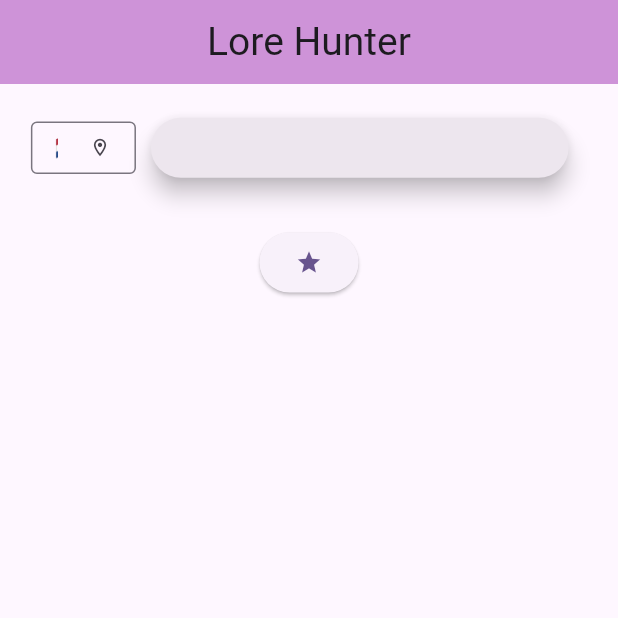
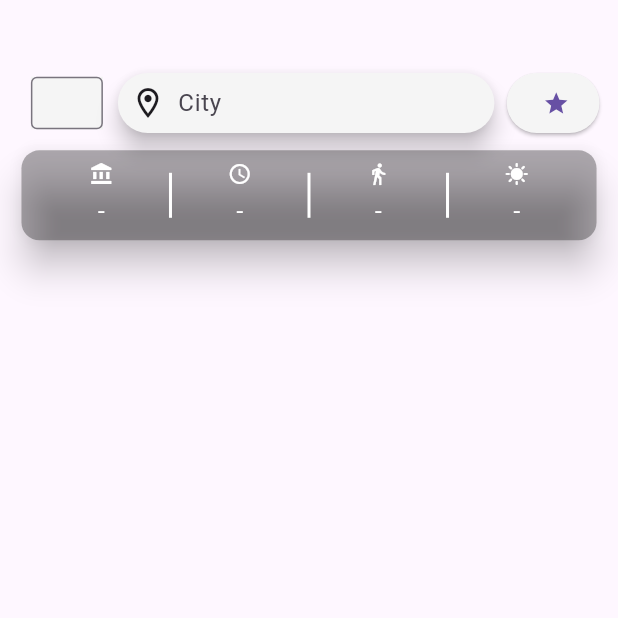
Before and after one commit to gawdam/Lorehunter, a Flutter app: the screen it shows after launch, on a phone screen of 412 x 824 dp, the top half of it. Run offline on Flutter 3.47's test engine with Material 3 defaults, Android fonts, the phone set to English and light mode, and no system bars; drawn by our look-alikes of dropdown_search; our stand-ins replace carousel_slider, csc_picker, flutter_dotenv, flutter_riverpod, google_generative_ai, google_maps_flutter and 1 more; missing offline and left inert: country_flags, flutter_polyline_points; network calls fail; statements that could not run were skipped.

Commit message:
Updated infocard

```diff
--- a/lib/main.dart
+++ b/lib/main.dart
@@ -11,29 +11,12 @@ void main() {
 class MyApp extends StatelessWidget {
   const MyApp({super.key});
 
-  // This widget is the root of your application.
   @override
   Widget build(BuildContext context) {
     return ProviderScope(
       child: MaterialApp(
         title: 'Flutter Demo',
         theme: ThemeData(
-          // This is the theme of your application.
-          //
-          // TRY THIS: Try running your application with "flutter run". You'll see
-          // the application has a purple toolbar. Then, without quitting the app,
-          // try changing the seedColor in the colorScheme below to Colors.green
-          // and then invoke "hot reload" (save your changes or press the "hot
-          // reload" button in a Flutter-supported IDE, or press "r" if you used
-          // the command line to start the app).
-          //
-          // Notice that the counter didn't reset back to zero; the application
-          // state is not lost during the reload. To reset the state, use hot
-          // restart instead.
-          //
-          // This works for code too, not just values: Most code changes can be
-          // tested with just a hot reload.
-          colorScheme: ColorScheme.fromSeed(seedColor: Colors.deepPurple),
           useMaterial3: true,
         ),
         home: const MyHomePage(title: 'Flutter Demo Home Page'),
--- a/lib/providers/location_provider.dart
+++ b/lib/providers/location_provider.dart
@@ -62,4 +62,4 @@ final countryListProvider = StateProvider<List<String>>((ref) {
 final selectedCityProvider = StateProvider<String?>((ref) => "Amsterdam");
 
 // State provider for selected country
-final selectedCountryProvider = StateProvider<String?>((ref) => "🇳🇱");
+final selectedCountryProvider = StateProvider<String?>((ref) => "NL");
--- a/lib/screens/homepage.dart
+++ b/lib/screens/homepage.dart
@@ -8,6 +8,7 @@ import 'package:csc_picker/csc_picker.dart';
 import 'package:lorehunter/providers/location_provider.dart';
 import 'package:lorehunter/routes/geocoding.dart';
 import 'package:lorehunter/routes/routes.dart';
+import 'package:lorehunter/widgets/info_card.dart';
 import 'package:lorehunter/widgets/itinerary.dart';
 import 'package:lorehunter/widgets/location_picker.dart';
 
@@ -43,6 +44,9 @@ class _MyHomePageState extends ConsumerState<MyHomePage> {
   String apiKey = '';
   late GenerativeModel model;
   List<String>? places;
+  String? distance;
+  String? duration;
+  String? time;
 
   String? cityValue = "";
 
@@ -92,6 +96,9 @@ class _MyHomePageState extends ConsumerState<MyHomePage> {
     setState(() {
       chatHistory = "${response['places']}\n";
       places = List<String>.from(response['places'] as List);
+      distance = response['distance'][0];
+      duration = response['total_time'];
+      time = response['best_experienced_at'];
     });
   }
 
@@ -109,49 +116,85 @@ class _MyHomePageState extends ConsumerState<MyHomePage> {
 
     return ProviderScope(
       child: Scaffold(
-        appBar: AppBar(
-          title: Text(
-            "Lore Hunter",
-            style: TextStyle(fontSize: 26),
-            textAlign: TextAlign.center,
+        resizeToAvoidBottomInset: false,
+        // appBar: AppBar(
+        //   title: Text(
+        //     "Lore Hunter",
+        //     style: TextStyle(fontSize: 26),
+        //     textAlign: TextAlign.center,
+        //   ),
+        //   centerTitle: true,
+        //   backgroundColor: Colors.purple[200],
+        // ),
+        body: Center(
+          child: Stack(
+            children: [
+              places == null
+                  ? Container()
+                  : Container(
+                      width: MediaQuery.sizeOf(context).width * 1,
+                      height: MediaQuery.sizeOf(context).height * 1,
+                      child: Routes(places: places!)),
+              Column(
+                crossAxisAlignment: CrossAxisAlignment.center,
+                children: [
+                  SizedBox(
+                    height: MediaQuery.sizeOf(context).height * 0.05,
                   ),
-          centerTitle: true,
-          backgroundColor: Colors.purple[200],
+                  Row(
+                    children: [
+                      SizedBox(
+                        width: MediaQuery.sizeOf(context).width * 0.05,
                       ),
-        body: Column(
-          children: [
                       LocationPicker(),
                       SizedBox(
-              height: 10,
+                        width: MediaQuery.sizeOf(context).width * 0.02,
                       ),
-            ElevatedButton(
-                // style: ButtonStyle(mi),
+                      Container(
+                        width: MediaQuery.sizeOf(context).width * 0.15,
+                        child: ElevatedButton(
+                            style: ElevatedButton.styleFrom(
+                                backgroundColor: Colors.grey[100]),
                             onPressed: () {
                               sendMessage(cityValue!);
                             },
                             child: Icon(Icons.star)),
-            places == null
-                ? Container()
-                : Container(
-                    width: 300, height: 200, child: Routes(places: places!)),
-            Expanded(
-              child: Container(
-                padding: EdgeInsets.all(16),
-                // child: SelectableText(
-                //   chatHistory,
-                //   style: TextStyle(fontSize: 16),
-                // ),
-              ),
-            ),
-            Builder(
-              builder: (context) {
-                if (places != null) {
-                  return Itinerary(places: places!);
-                }
-                return Container();
-              },
                       ),
                     ],
+                  ),
+                  const SizedBox(
+                      // height: MediaQuery.sizeOf(context).height * 0.03,
+                      ),
+                  InfoCard(
+                    cardValues: [
+                      places?.length.toString() ?? null,
+                      duration,
+                      distance,
+                      time
+                    ],
+                  ),
+
+                  // Expanded(
+                  //   child: Container(
+                  //     padding: EdgeInsets.all(16),
+                  //     // child: SelectableText(
+                  //     //   chatHistory,
+                  //     //   style: TextStyle(fontSize: 16),
+                  //     // ),
+                  //   ),
+                  // ),
+                  // Builder(
+                  //   builder: (context) {
+                  //     if (places != null) {
+                  //       return Itinerary(places: places!);
+                  //     }
+                  //     return Container();
+                  //   },
+                  // ),
+                ],
+              ),
+            ],
+          ),
         ),
       ),
     );
--- /dev/null
+++ b/lib/widgets/info_card.dart
@@ -0,0 +1,95 @@
+import 'package:flutter/material.dart';
+
+class InfoCard extends StatelessWidget {
+  InfoCard({super.key, required this.cardValues});
+
+  List<String?> cardValues;
+  Color color = Colors.white;
+
+  Text formatText(String text) {
+    return Text(
+      text,
+      style: TextStyle(color: color, fontSize: 16),
+    );
+  }
+
+  Icon formatIcon(IconData icon) {
+    return Icon(
+      icon,
+      size: 16,
+      color: color,
+    );
+  }
+
+  @override
+  Widget build(BuildContext context) {
+    // TODO: implement build
+    return Container(
+      width: MediaQuery.sizeOf(context).width * 0.95,
+      child: Card(
+        elevation: 10,
+        color: Colors.black.withOpacity(0.3),
+        child: Padding(
+            padding: EdgeInsets.all(8.0),
+            child: Row(
+              crossAxisAlignment: CrossAxisAlignment.center,
+              mainAxisAlignment: MainAxisAlignment.spaceEvenly,
+              children: [
+                Column(
+                  children: [
+                    formatIcon(Icons.account_balance),
+                    SizedBox(height: 5),
+                    formatText(cardValues[0] ?? "-"),
+                  ],
+                ),
+                SizedBox(
+                  height: 30,
+                  child: VerticalDivider(
+                    thickness: 2.0,
+                    width: 2,
+                    color: color,
+                  ),
+                ),
+                Column(
+                  children: [
+                    formatIcon(Icons.access_time),
+                    SizedBox(height: 5),
+                    formatText(cardValues[1] ?? "-"),
+                  ],
+                ),
+                SizedBox(
+                  height: 30,
+                  child: VerticalDivider(
+                    thickness: 2.0,
+                    width: 2,
+                    color: color,
+                  ),
+                ),
+                Column(
+                  children: [
+                    formatIcon(Icons.directions_walk),
+                    SizedBox(height: 5),
+                    formatText(cardValues[2] ?? "-"),
+                  ],
+                ),
+                SizedBox(
+                  height: 30,
+                  child: VerticalDivider(
+                    thickness: 2.0,
+                    width: 2,
+                    color: color,
+                  ),
+                ),
+                Column(
+                  children: [
+                    formatIcon(Icons.sunny),
+                    SizedBox(height: 5),
+                    formatText(cardValues[3] ?? "-"),
+                  ],
+                ),
+              ],
+            )),
+      ),
+    );
+  }
+}
--- a/lib/widgets/location_picker.dart
+++ b/lib/widgets/location_picker.dart
@@ -18,6 +18,8 @@ String getFlag(String countryCode) {
 }
 
 class LocationPicker extends ConsumerWidget {
+  TextEditingController textController = TextEditingController();
+
   @override
   Widget build(BuildContext context, WidgetRef ref) {
     final countries = ref.watch(countryListProvider);
@@ -33,61 +35,46 @@ class LocationPicker extends ConsumerWidget {
       countriesWithFlags.add("$element ${getFlag(element)}");
     });
 
-    Widget _style(BuildContext context, String? selectedItem) {
-      return Text(
-        selectedItem!,
-        style: TextStyle(fontFamily: 'MeQuran2'),
-      );
-    }
-
-    Widget _style1(BuildContext context, String? item, bool isSelected) {
-      return Directionality(
-        textDirection: TextDirection.rtl,
-        child: Padding(
-          padding: const EdgeInsets.all(8.0),
-          child: Text(
-            item!,
-            textAlign: TextAlign.center,
-            style: TextStyle(
-                fontFamily: 'MeQuran2',
-                color: isSelected ? Colors.cyanAccent : null),
-          ),
-        ),
-      );
-    }
-
     return Container(
-      width: MediaQuery.sizeOf(context).width * 0.9,
-      height: 85,
+      width: MediaQuery.sizeOf(context).width * 0.75,
+      height: 55,
       child: Row(
+        mainAxisAlignment: MainAxisAlignment.center,
+        crossAxisAlignment: CrossAxisAlignment.center,
         children: [
           Container(
-            width: MediaQuery.sizeOf(context).width * 0.17,
+            width: 48,
             height: 35,
+            color: Colors.grey[100],
             child: DropdownSearch<String>(
               dropdownButtonProps: DropdownButtonProps(
                   icon: Icon(
-                Icons.location_on_outlined,
+                null,
                 size: 14,
               )),
+              // dropdownDecoratorProps: DropDownDecoratorProps(
+              //     dropdownSearchDecoration:
+              //         InputDecoration(fillColor: Colors.grey[100])),
               popupProps: PopupProps.menu(
                 showSearchBox: true,
                 showSelectedItems: true,
                 searchDelay: Duration.zero,
                 listViewProps: ListViewProps(),
                 // favoriteItemProps: FavoriteItemProps(),
+                // scrollbarProps: ScrollbarProps(
+                //     thumbVisibility: false, trackVisibility: false),
                 searchFieldProps: TextFieldProps(
                     strutStyle: StrutStyle(),
                     autofocus: true,
                     textAlign: TextAlign.center,
-                    style: TextStyle(fontSize: 10),
+                    style: TextStyle(fontSize: 16, height: 1),
                     padding: EdgeInsets.all(5)),
                 itemBuilder: (context, item, isSelected) => Column(
                   children: [
                     Text(
                       item,
                       style: TextStyle(
-                        fontSize: 18,
+                        fontSize: 16,
                       ),
                       textAlign: TextAlign.center,
                     ),
@@ -96,18 +83,13 @@ class LocationPicker extends ConsumerWidget {
                 ),
               ),
               items: countriesWithFlags,
-
-              // dropdownDecoratorProps: DropDownDecoratorProps(
-              //   dropdownSearchDecoration:
-              //       InputDecoration(labelStyle: TextStyle(fontSize: 12)
-              //           // labelText: "Menu mode",
-              //           // hintText: "country in menu mode",
-              //           ),
-              // ),
-              onChanged: (country) => country == null
-                  ? null
-                  : ref.read(selectedCountryProvider.notifier).state = country,
-              selectedItem: selectedFlag.substring(0, 4),
+              onChanged: (country) {
+                if (country != null) {
+                  ref.read(selectedCountryProvider.notifier).state =
+                      country.substring(0, 2);
+                }
+              },
+              selectedItem: getFlag(selectedCountry),
             ),
 
             // DropdownWithSearch(
@@ -126,20 +108,64 @@ class LocationPicker extends ConsumerWidget {
           SizedBox(
             width: 10,
           ),
-          SearchBar(
-            constraints: BoxConstraints(
-                maxWidth: MediaQuery.sizeOf(context).width * 0.7 - 10,
-                minHeight: 40),
-          ),
+          SearchAnchor(
+              viewBackgroundColor: Colors.grey[100],
+              builder: (BuildContext context, SearchController controller) {
+                // controller.text = selectedCity!;
+
+                // print(controller.value.text);
+                // controller.text ??= "Amsterdam";
+                return SearchBar(
+                  backgroundColor: MaterialStateProperty.resolveWith((states) {
+                    // If the button is pressed, return green, otherwise blue
+
+                    return Colors.grey[100];
+                  }),
+                  hintText: "City",
+                  controller: controller,
+                  onTap: () {
+                    controller.openView();
+                  },
+                  onChanged: (city) {
+                    controller.openView();
+                    ref.read(selectedCityProvider.notifier).state = city;
+                  },
+                  leading: const Icon(Icons.location_on_outlined),
+                  constraints: BoxConstraints(
+                      maxWidth:
+                          MediaQuery.sizeOf(context).width * 0.75 - 48 - 10,
+                      minHeight: 40),
+                );
+              },
+              suggestionsBuilder:
+                  (BuildContext context, SearchController controller) {
+                List<String> filteredCities = [];
+                cities.forEach((element) {
+                  if (element
+                      .toLowerCase()
+                      .contains(controller.text.toLowerCase())) {
+                    filteredCities.add(element);
+                  }
+                });
+                return List<ListTile>.generate(filteredCities.length,
+                    (int index) {
+                  final String item = filteredCities[index];
+                  return ListTile(
+                    title: Text(item),
+                    onTap: () {
+                      controller.closeView(item);
+                    },
+                  );
+                });
+              }),
+
           // Container(
           //   width: MediaQuery.sizeOf(context).width * 0.7,
           //   child: DropdownWithSearch(
           //     title: "City",
           //     placeHolder: "Select city",
           //     items: cities,
-          //     onChanged: (city) => city == null
-          //         ? null
-          //         : ref.read(selectedCityProvider.notifier).state = city,
+
           //     selected: selectedCity,
           //     label: selectedCity ?? "None",
           //   ),
```
Lines whose indentation alone changed are shown as unchanged.
